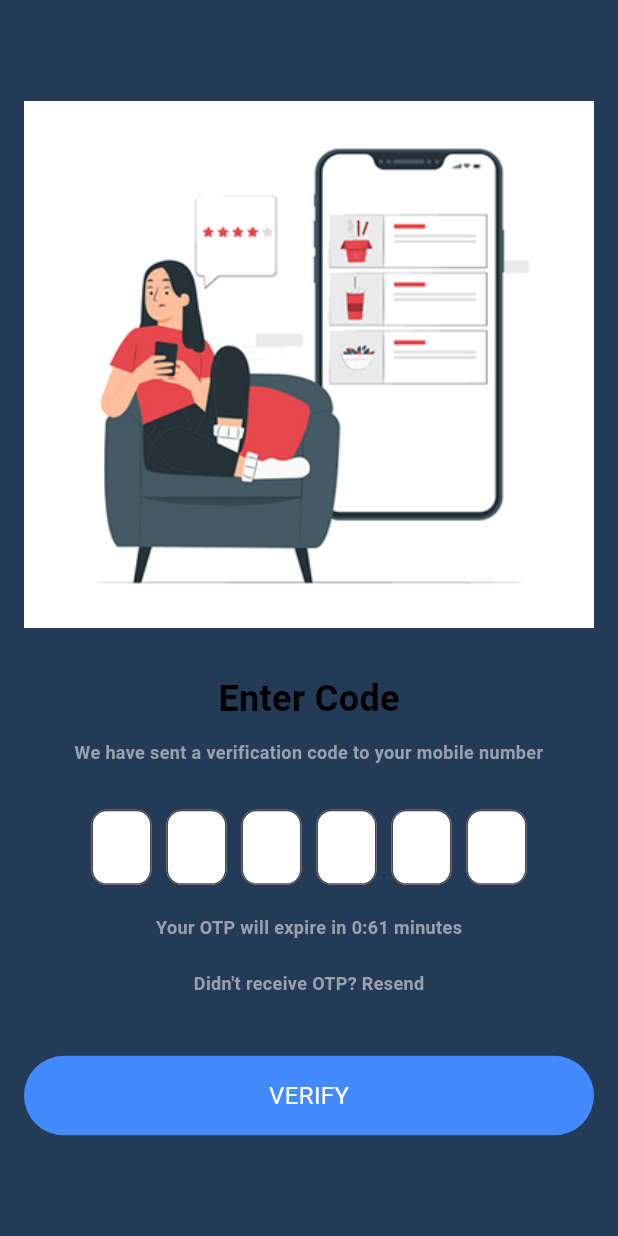
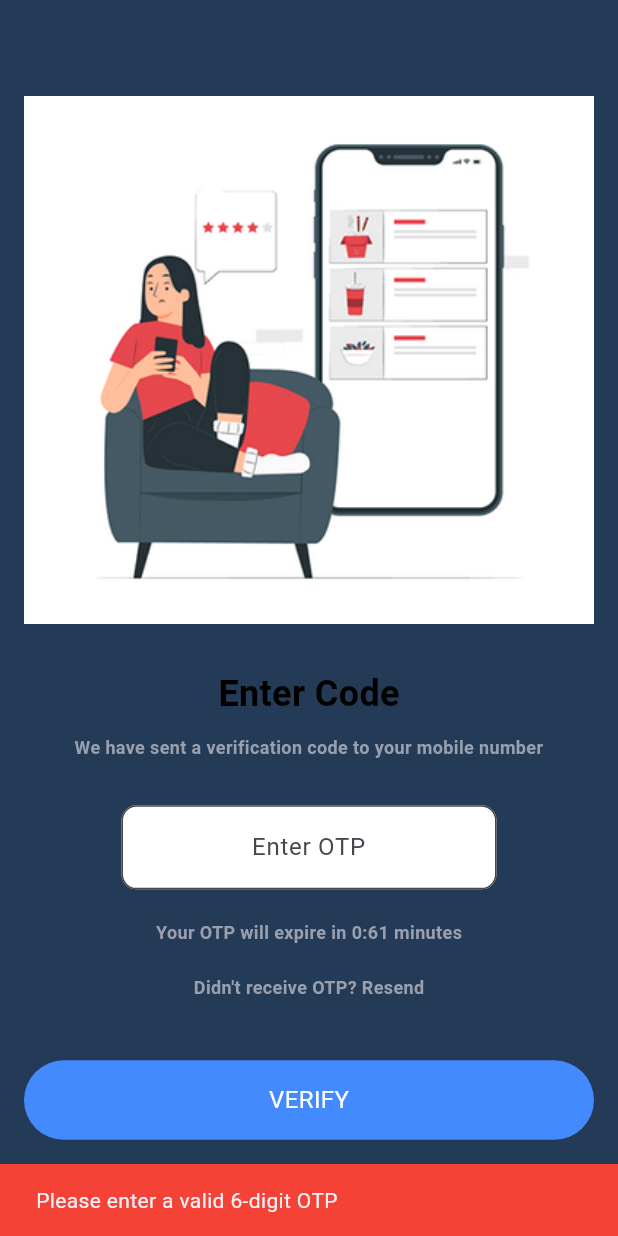
Before and after one commit to muhammedmmtnr/cloudkitchen, a Flutter app: the OtpVerificationScreen screen opened directly with empty values, after a tap on "VERIFY", after a tap on "Didn't receive OTP? Resend", on a phone screen of 412 x 824 dp. Run offline on Flutter 3.47's test engine with Material 3 defaults, Android fonts, the light colour scheme and no system bars; our stand-ins replace firebase_auth, firebase_core, flutter_svg; accounts and stored records are empty; network calls fail; Roboto replaces fonts that are missing (Manrope).

Commit message:
otp verification

```diff
--- a/lib/Screen/login/otpverificationscreen.dart
+++ b/lib/Screen/login/otpverificationscreen.dart
@@ -1,14 +1,17 @@
+import 'package:cloud_kitchen/Screen/bottomnavigation.dart';
 import 'package:cloud_kitchen/constants/colors.dart';
 import 'package:cloud_kitchen/constants/imageclass.dart';
 import 'package:cloud_kitchen/constants/textstyle.dart';
 import 'package:flutter/material.dart';
-import 'package:flutter_svg/flutter_svg.dart';
+import 'package:firebase_auth/firebase_auth.dart';
 
 class OtpVerificationScreen extends StatefulWidget {
   final String phoneNumber;
 
-  const OtpVerificationScreen({required this.phoneNumber, Key? key})
-      : super(key: key);
+  const OtpVerificationScreen({
+    required this.phoneNumber,
+    Key? key,
+  }) : super(key: key);
 
   @override
   _OtpVerificationScreenState createState() => _OtpVerificationScreenState();
@@ -17,15 +20,15 @@ class OtpVerificationScreen extends StatefulWidget {
 class _OtpVerificationScreenState extends State<OtpVerificationScreen> {
   final TextEditingController _otpController = TextEditingController();
   int _timer = 65;
-  late String _otp;
+  late String _verificationId;
 
   @override
   void initState() {
     super.initState();
     _startTimer();
+    _sendOtp();
   }
 
-  // Timer for OTP expiration countdown
   void _startTimer() {
     Future.delayed(Duration(seconds: 1), () {
       if (_timer > 0) {
@@ -37,24 +40,116 @@ class _OtpVerificationScreenState extends State<OtpVerificationScreen> {
     });
   }
 
+  Future<void> _sendOtp() async {
+    final phoneNumber = widget.phoneNumber;
+    final formattedPhoneNumber = '+91$phoneNumber';
+
+    try {
+      await FirebaseAuth.instance.verifyPhoneNumber(
+        phoneNumber: formattedPhoneNumber,
+        verificationCompleted: (PhoneAuthCredential credential) async {
+          await FirebaseAuth.instance.signInWithCredential(credential);
+          ScaffoldMessenger.of(context).showSnackBar(
+            const SnackBar(content: Text('Phone number verified successfully!')),
+          );
+          Navigator.pushReplacement(
+            context,
+            MaterialPageRoute(builder: (context) => BottomNavBar()),
+          );
+        },
+        verificationFailed: (FirebaseAuthException e) {
+          ScaffoldMessenger.of(context).showSnackBar(
+            SnackBar(content: Text('Verification failed: ${e.message}')),
+          );
+        },
+        codeSent: (String verificationId, int? resendToken) {
+          setState(() {
+            _verificationId = verificationId;
+          });
+        },
+        codeAutoRetrievalTimeout: (String verificationId) {
+          setState(() {
+            _verificationId = verificationId;
+          });
+        },
+      );
+    } catch (e) {
+      ScaffoldMessenger.of(context).showSnackBar(
+        SnackBar(content: Text('Error: $e')),
+      );
+    }
+  }
+
+  Future<void> _verifyOtp() async {
+    final otp = _otpController.text.trim();
+
+    if (otp.length != 6) {
+      ScaffoldMessenger.of(context).showSnackBar(
+        const SnackBar(
+          content: Text('Please enter a valid 6-digit OTP'),
+          backgroundColor: Colors.red,
+        ),
+      );
+      return;
+    }
+
+    try {
+      final credential = PhoneAuthProvider.credential(
+        verificationId: _verificationId,
+        smsCode: otp,
+      );
+
+
+      await FirebaseAuth.instance.signInWithCredential(credential);
+
+      ScaffoldMessenger.of(context).showSnackBar(
+        const SnackBar(
+          content: Text('Phone number verified successfully!'),
+          backgroundColor: Colors.green,
+        ),
+      );
+
+
+      Navigator.pushReplacement(
+        context,
+        MaterialPageRoute(
+          builder: (context) => BottomNavBar(),
+        ),
+      );
+    } catch (e) {
+      ScaffoldMessenger.of(context).showSnackBar(
+        SnackBar(
+          content: Text('Verification failed: ${e.toString()}'),
+          backgroundColor: Colors.red,
+        ),
+      );
+    }
+  }
+
+  void _resendOtp() {
+    ScaffoldMessenger.of(context).showSnackBar(
+      const SnackBar(
+        content: Text('Resending OTP...'),
+        backgroundColor: Colors.blueAccent,
+      ),
+    );
+
+
+  }
+
   @override
   Widget build(BuildContext context) {
     return Scaffold(
-      backgroundColor:ColorClass.bluegrey,
+      backgroundColor: ColorClass.bluegrey,
       body: Padding(
         padding: const EdgeInsets.symmetric(horizontal: 16.0),
         child: Column(
           mainAxisAlignment: MainAxisAlignment.center,
           children: [
-            // Icon at the top
             Container(
               margin: const EdgeInsets.only(bottom: 30),
-              child: Image.asset(ImageClass.otpfield
-
+              child: Image.asset(ImageClass.otpfield),
             ),
-            ),
-
-
             Text(
               'Enter Code',
               style: TextStyleClass.manrope700TextStyle(
@@ -62,7 +157,7 @@ class _OtpVerificationScreenState extends State<OtpVerificationScreen> {
                 ColorClass.black,
               ),
             ),
-            SizedBox(height: 10),
+            const SizedBox(height: 10),
             Text(
               'We have sent a verification code to your mobile number ${widget.phoneNumber}',
               textAlign: TextAlign.center,
@@ -71,23 +166,17 @@ class _OtpVerificationScreenState extends State<OtpVerificationScreen> {
                 ColorClass.grey,
               ),
             ),
-            SizedBox(height: 30),
-
-
-            Row(
-              mainAxisAlignment: MainAxisAlignment.center,
-              children: List.generate(6, (index) {
-                return Container(
-                  margin: const EdgeInsets.symmetric(horizontal: 5),
-                  width: 40,
-                  height: 50,
+            const SizedBox(height: 30),
+            SizedBox(
+              width: 250,
               child: TextField(
                 controller: _otpController,
-                    maxLength: 1,
                 keyboardType: TextInputType.number,
+                maxLength: 6,
                 textAlign: TextAlign.center,
                 decoration: InputDecoration(
                   counterText: '',
+                  hintText: 'Enter OTP',
                   filled: true,
                   fillColor: Colors.white,
                   border: OutlineInputBorder(
@@ -95,12 +184,8 @@ class _OtpVerificationScreenState extends State<OtpVerificationScreen> {
                   ),
                 ),
               ),
-                );
-              }),
             ),
-
-
-            SizedBox(height: 20),
+            const SizedBox(height: 20),
             Text(
               'Your OTP will expire in 0:${_timer < 10 ? '0' : ''}$_timer minutes',
               style: TextStyleClass.manrope600TextStyle(
@@ -108,13 +193,9 @@ class _OtpVerificationScreenState extends State<OtpVerificationScreen> {
                 ColorClass.grey,
               ),
             ),
-            SizedBox(height: 20),
-
-
+            const SizedBox(height: 20),
             InkWell(
-              onTap: () {
-
-              },
+              onTap: _resendOtp,
               child: Text(
                 "Didn't receive OTP? Resend",
                 style: TextStyleClass.manrope600TextStyle(
@@ -123,14 +204,11 @@ class _OtpVerificationScreenState extends State<OtpVerificationScreen> {
                 ),
               ),
             ),
-            SizedBox(height: 40),
-
+            const SizedBox(height: 40),
             GestureDetector(
-              onTap: () {
-
-              },
+              onTap: _verifyOtp,
               child: Container(
-                padding: EdgeInsets.symmetric(horizontal: 50, vertical: 15),
+                padding: const EdgeInsets.symmetric(horizontal: 50, vertical: 15),
                 decoration: BoxDecoration(
                   color: Colors.blueAccent,
                   borderRadius: BorderRadius.circular(30),
@@ -151,4 +229,10 @@ class _OtpVerificationScreenState extends State<OtpVerificationScreen> {
       ),
     );
   }
+
+  @override
+  void dispose() {
+    _otpController.dispose();
+    super.dispose();
   }
+}
--- a/pubspec.yaml
+++ b/pubspec.yaml
@@ -37,6 +37,8 @@ dependencies:
   cupertino_icons: ^1.0.8
   provider: ^6.1.2
   flutter_svg: ^2.0.16
+  firebase_core: ^3.8.1
+  firebase_auth: ^5.3.4
 
 dev_dependencies:
   flutter_test:
```
Also changed, not shown: lib/Screen/login/loginscreen.dart (+57 -32 lines), lib/main.dart (+5 -4 lines), firebase.json (added), lib/firebase_options.dart (added), pubspec.lock, 6 other files. Lines whose indentation alone changed are shown as unchanged.
